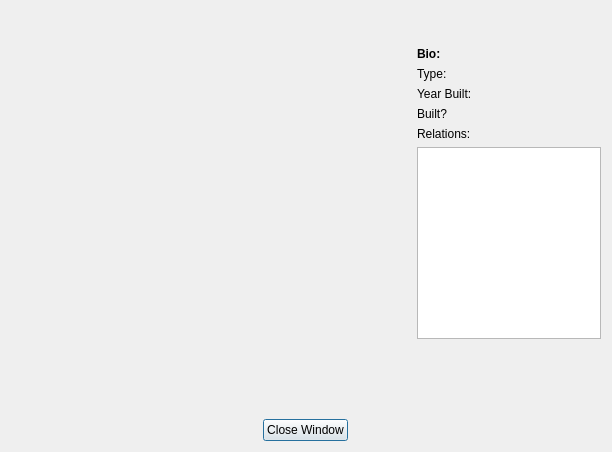
Qt form viewcomputerdialog.ui (DORB/Verkur3GUI) before a commit.
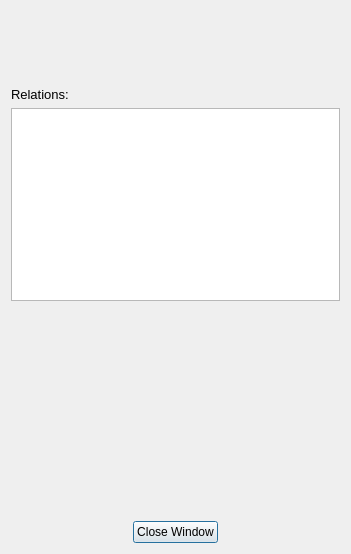
The same form after that commit.

```diff
--- a/viewcomputerdialog.ui
+++ b/viewcomputerdialog.ui
@@ -6,62 +6,41 @@
    <rect>
     <x>0</x>
     <y>0</y>
-    <width>612</width>
-    <height>452</height>
+    <width>351</width>
+    <height>554</height>
    </rect>
   </property>
   <property name="windowTitle">
    <string>Viewing Computer</string>
   </property>
   <layout class="QVBoxLayout" name="verticalLayout">
-   <item>
-    <widget class="QLabel" name="label_title_computer">
-     <property name="minimumSize">
-      <size>
-       <width>0</width>
-       <height>30</height>
-      </size>
-     </property>
-     <property name="text">
-      <string/>
-     </property>
-    </widget>
-   </item>
    <item>
     <layout class="QGridLayout" name="gridLayout">
-     <item row="0" column="0">
-      <widget class="QLabel" name="label_image_computer">
-       <property name="minimumSize">
-        <size>
-         <width>400</width>
-         <height>0</height>
-        </size>
-       </property>
-       <property name="text">
-        <string/>
-       </property>
-      </widget>
-     </item>
      <item row="0" column="1">
       <layout class="QVBoxLayout" name="verticalLayout_2">
-       <item>
-        <widget class="QLabel" name="label_5">
+       <item alignment="Qt::AlignHCenter">
+        <widget class="QLabel" name="label_image_computer">
+         <property name="minimumSize">
+          <size>
+           <width>300</width>
+           <height>0</height>
+          </size>
+         </property>
          <property name="text">
-          <string>&lt;html&gt;&lt;head/&gt;&lt;body&gt;&lt;p&gt;&lt;span style=&quot; font-weight:600;&quot;&gt;Bio:&lt;/span&gt;&lt;/p&gt;&lt;/body&gt;&lt;/html&gt;</string>
+          <string/>
          </property>
         </widget>
        </item>
        <item>
-        <layout class="QHBoxLayout" name="horizontalLayout">
-         <item>
-          <widget class="QLabel" name="label_2">
-           <property name="text">
-            <string>Type:</string>
+        <layout class="QVBoxLayout" name="verticalLayout_4">
+         <item alignment="Qt::AlignHCenter">
+          <widget class="QLabel" name="label_title_computer">
+           <property name="minimumSize">
+            <size>
+             <width>0</width>
+             <height>30</height>
+            </size>
            </property>
-          </widget>
-         </item>
-         <item>
-          <widget class="QLabel" name="label_computer_type">
            <property name="text">
             <string/>
            </property>
@@ -70,34 +49,9 @@
         </layout>
        </item>
        <item>
-        <layout class="QHBoxLayout" name="horizontalLayout_2">
-         <item>
-          <widget class="QLabel" name="label_4">
-           <property name="text">
-            <string>Year Built:</string>
-           </property>
-          </widget>
-         </item>
-         <item>
-          <widget class="QLabel" name="label_computer_year_built">
-           <property name="text">
-            <string/>
-           </property>
-          </widget>
-         </item>
-        </layout>
-       </item>
-       <item>
-        <layout class="QHBoxLayout" name="horizontalLayout_3">
-         <item>
-          <widget class="QLabel" name="label_3">
-           <property name="text">
-            <string>Built?</string>
-           </property>
-          </widget>
-         </item>
-         <item>
-          <widget class="QLabel" name="label_computer_build">
+        <layout class="QVBoxLayout" name="verticalLayout_5">
+         <item alignment="Qt::AlignHCenter">
+          <widget class="QLabel" name="label_computer_built_year">
            <property name="text">
             <string/>
            </property>
@@ -110,7 +64,7 @@
          <item>
           <widget class="QLabel" name="label_relations_for_computer">
            <property name="text">
-            <string>Relations:</string>
+            <string>&lt;html&gt;&lt;head/&gt;&lt;body&gt;&lt;p&gt;&lt;span style=&quot; font-size:10pt;&quot;&gt;Relations:&lt;/span&gt;&lt;/p&gt;&lt;/body&gt;&lt;/html&gt;</string>
            </property>
           </widget>
          </item>
@@ -119,7 +73,7 @@
            <property name="minimumSize">
             <size>
              <width>0</width>
-             <height>30</height>
+             <height>60</height>
             </size>
            </property>
            <property name="baseSize">
```
